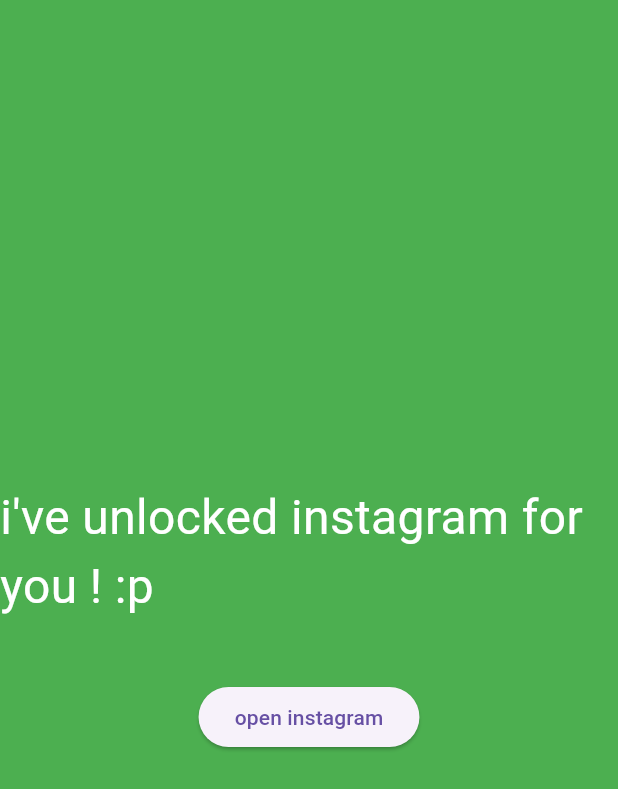
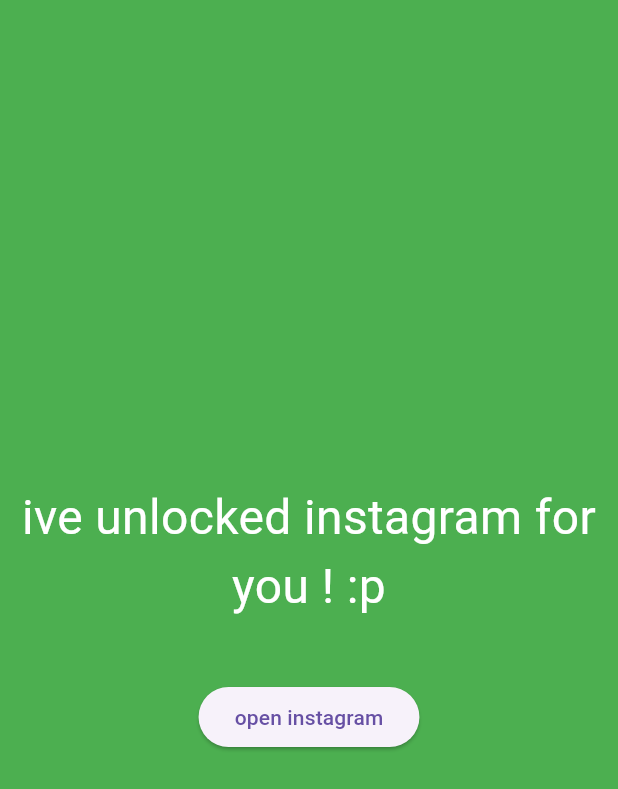
Before and after one commit to chloeschm/reel-blocker, a Flutter app: the screen it shows after launch, after a tap on "checking our DMs", on a phone screen of 412 x 824 dp. Shown: the top 789 px of the screen. Run offline on Flutter 3.47's test engine with Material 3 defaults, Android fonts, the phone set to English and light mode, and no system bars; our stand-ins replace flutter_local_notifications, shared_preferences, timezone.

Commit message:
creates notification feature by updating/creating notification_service, hesitation_screen, unlocked_screen, and main

```diff
--- a/lib/main.dart
+++ b/lib/main.dart
@@ -5,8 +5,11 @@
 import 'session_storage.dart';
 import 'hesitation_screen.dart';
 import 'unlocked_screen.dart';
+import 'notification_service.dart';
 
-void main() {
+void main() async {
+  WidgetsFlutterBinding.ensureInitialized();
+  await NotificationService.initialize();
   runApp(ReelBlockerApp());
 }
 
@@ -80,9 +83,7 @@
 
     Navigator.push(
       context,
-      MaterialPageRoute(
-        builder: (context) => UnlockedScreen(),
-      ),
+      MaterialPageRoute(builder: (context) => UnlockedScreen()),
     );
   }
 
@@ -98,7 +99,7 @@
 
   Widget _buildQuestionScreen() {
     return Scaffold(
-      backgroundColor: Colors.blue,
+      backgroundColor: const Color.fromARGB(255, 193, 155, 255),
       body: Center(
         child: Column(
           mainAxisAlignment: MainAxisAlignment.center,
@@ -106,6 +107,7 @@
             const Text(
               'JACK!! why are you opening Instagram!!?',
               style: TextStyle(color: Colors.white, fontSize: 24),
+              textAlign: TextAlign.center,
             ),
             const SizedBox(height: 20),
             ElevatedButton(
--- /dev/null
+++ b/lib/notification_service.dart
@@ -0,0 +1,59 @@
+import 'package:flutter_local_notifications/flutter_local_notifications.dart';
+import 'package:timezone/data/latest_all.dart' as tz;
+import 'package:timezone/timezone.dart' as tz;
+
+class NotificationService {
+  static final FlutterLocalNotificationsPlugin _notifications =
+      FlutterLocalNotificationsPlugin();
+
+  static Future<void> initialize() async {
+    tz.initializeTimeZones();
+
+    const AndroidInitializationSettings androidSettings =
+        AndroidInitializationSettings('@mipmap/ic_launcher');
+
+    const DarwinInitializationSettings iosSettings =
+        DarwinInitializationSettings();
+
+    const InitializationSettings settings = InitializationSettings(
+      android: androidSettings,
+      iOS: iosSettings,
+    );
+
+    await _notifications.initialize(
+      settings,
+      onDidReceiveNotificationResponse: (details) {
+        print('Notification tapped!');
+      },
+    );
+  }
+
+  static Future<void> scheduleReflection() async {
+    const AndroidNotificationDetails androidDetails =
+        AndroidNotificationDetails(
+      'reflection_channel',
+      'Reflection Notifications',
+      channelDescription: 'asks if scrolling was worth it',
+      importance: Importance.high,
+      priority: Priority.high,
+    );
+
+    const DarwinNotificationDetails iosDetails = DarwinNotificationDetails();
+
+    const NotificationDetails details = NotificationDetails(
+      android: androidDetails,
+      iOS: iosDetails,
+    );
+
+    await _notifications.zonedSchedule(
+      0,
+      'hey jack...',
+      'was the scrolling worth it? 👀',
+      tz.TZDateTime.now(tz.local).add(const Duration(minutes: 10)),
+      details,
+      androidScheduleMode: AndroidScheduleMode.inexactAllowWhileIdle,
+      uiLocalNotificationDateInterpretation:
+          UILocalNotificationDateInterpretation.absoluteTime,
+    );
+  }
+}
--- a/lib/unlocked_screen.dart
+++ b/lib/unlocked_screen.dart
@@ -13,8 +13,9 @@
           mainAxisAlignment: MainAxisAlignment.center,
           children: [
             Text(
-              'i\'ve unlocked instagram for you ! :p',
+              'ive unlocked instagram for you ! :p',
               style: TextStyle(color: Colors.white, fontSize: 32),
+              textAlign: TextAlign.center,
             ),
             SizedBox(height: 40),
             ElevatedButton(
--- a/pubspec.yaml
+++ b/pubspec.yaml
@@ -36,6 +36,7 @@
   cupertino_icons: ^1.0.8
   shared_preferences: ^2.5.4
   flutter_local_notifications: ^17.0.0
+  timezone: ^0.9.0
 
 dev_dependencies:
   flutter_test:
```
Also changed, not shown: lib/hesitation_screen.dart (+7 -4 lines), pubspec.lock, 2 other files.
